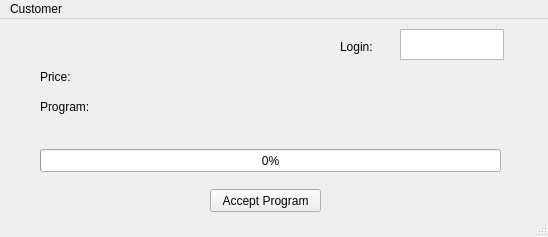
Above: SwashUI/swashuicustomer.ui from washichi/SWASH before the change. Below: the same form after it.
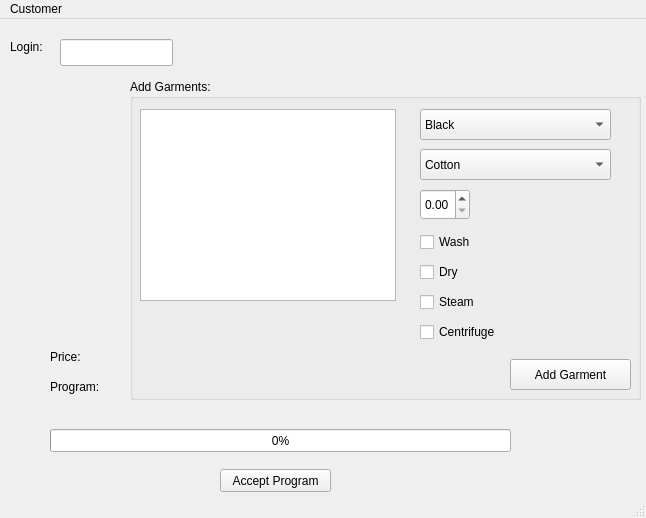
That is the form after the change.

Commit message: Fixed iterator functions in swashadmin and UI garment adding

Patch:
```diff
--- a/SwashUI/swashuicustomer.ui
+++ b/SwashUI/swashuicustomer.ui
@@ -6,8 +6,8 @@
    <rect>
     <x>0</x>
     <y>0</y>
-    <width>548</width>
-    <height>237</height>
+    <width>646</width>
+    <height>518</height>
    </rect>
   </property>
   <property name="windowTitle">
@@ -17,8 +17,8 @@
    <widget class="QLabel" name="label">
     <property name="geometry">
      <rect>
-      <x>40</x>
-      <y>50</y>
+      <x>50</x>
+      <y>330</y>
       <width>59</width>
       <height>15</height>
      </rect>
@@ -30,8 +30,8 @@
    <widget class="QPushButton" name="btnAccept">
     <property name="geometry">
      <rect>
-      <x>210</x>
-      <y>170</y>
+      <x>220</x>
+      <y>450</y>
       <width>111</width>
       <height>23</height>
      </rect>
@@ -43,8 +43,8 @@
    <widget class="QLabel" name="label_2">
     <property name="geometry">
      <rect>
-      <x>40</x>
-      <y>80</y>
+      <x>50</x>
+      <y>360</y>
       <width>59</width>
       <height>15</height>
      </rect>
@@ -56,8 +56,8 @@
    <widget class="QProgressBar" name="pbProgram">
     <property name="geometry">
      <rect>
-      <x>40</x>
-      <y>130</y>
+      <x>50</x>
+      <y>410</y>
       <width>461</width>
       <height>23</height>
      </rect>
@@ -69,7 +69,7 @@
    <widget class="QLabel" name="label_3">
     <property name="geometry">
      <rect>
-      <x>340</x>
+      <x>10</x>
       <y>20</y>
       <width>59</width>
       <height>15</height>
@@ -79,24 +79,192 @@
      <string>Login:</string>
     </property>
    </widget>
-   <widget class="QTextEdit" name="txtLogin">
+   <widget class="QLineEdit" name="txtLogin">
     <property name="geometry">
      <rect>
-      <x>400</x>
-      <y>10</y>
-      <width>104</width>
-      <height>31</height>
+      <x>60</x>
+      <y>20</y>
+      <width>113</width>
+      <height>27</height>
      </rect>
     </property>
    </widget>
+   <widget class="QGroupBox" name="groupBox">
+    <property name="geometry">
+     <rect>
+      <x>130</x>
+      <y>60</y>
+      <width>511</width>
+      <height>321</height>
+     </rect>
+    </property>
+    <property name="title">
+     <string>Add Garments:</string>
+    </property>
+    <widget class="QListWidget" name="listWidget_2">
+     <property name="geometry">
+      <rect>
+       <x>10</x>
+       <y>30</y>
+       <width>256</width>
+       <height>192</height>
+      </rect>
+     </property>
+    </widget>
+    <widget class="QComboBox" name="cmbColour">
+     <property name="geometry">
+      <rect>
+       <x>290</x>
+       <y>30</y>
+       <width>191</width>
+       <height>31</height>
+      </rect>
+     </property>
+     <item>
+      <property name="text">
+       <string>Black</string>
+      </property>
+     </item>
+     <item>
+      <property name="text">
+       <string>White</string>
+      </property>
+     </item>
+     <item>
+      <property name="text">
+       <string>Coloured</string>
+      </property>
+     </item>
+    </widget>
+    <widget class="QCheckBox" name="cbWash">
+     <property name="geometry">
+      <rect>
+       <x>290</x>
+       <y>150</y>
+       <width>100</width>
+       <height>26</height>
+      </rect>
+     </property>
+     <property name="text">
+      <string>Wash</string>
+     </property>
+    </widget>
+    <widget class="QCheckBox" name="cbDry">
+     <property name="geometry">
+      <rect>
+       <x>290</x>
+       <y>180</y>
+       <width>100</width>
+       <height>26</height>
+      </rect>
+     </property>
+     <property name="text">
+      <string>Dry</string>
+     </property>
+    </widget>
+    <widget class="QCheckBox" name="cbSteam">
+     <property name="geometry">
+      <rect>
+       <x>290</x>
+       <y>210</y>
+       <width>100</width>
+       <height>26</height>
+      </rect>
+     </property>
+     <property name="text">
+      <string>Steam</string>
+     </property>
+    </widget>
+    <widget class="QCheckBox" name="cbCentrifuge">
+     <property name="geometry">
+      <rect>
+       <x>290</x>
+       <y>240</y>
+       <width>100</width>
+       <height>26</height>
+      </rect>
+     </property>
+     <property name="text">
+      <string>Centrifuge</string>
+     </property>
+    </widget>
+    <widget class="QComboBox" name="cmbMaterial">
+     <property name="geometry">
+      <rect>
+       <x>290</x>
+       <y>70</y>
+       <width>191</width>
+       <height>31</height>
+      </rect>
+     </property>
+     <item>
+      <property name="text">
+       <string>Cotton</string>
+      </property>
+     </item>
+     <item>
+      <property name="text">
+       <string>Silk</string>
+      </property>
+     </item>
+     <item>
+      <property name="text">
+       <string>Wool</string>
+      </property>
+     </item>
+     <item>
+      <property name="text">
+       <string>Satin</string>
+      </property>
+     </item>
+     <item>
+      <property name="text">
+       <string>Nylon</string>
+      </property>
+     </item>
+     <item>
+      <property name="text">
+       <string>Linen</string>
+      </property>
+     </item>
+     <item>
+      <property name="text">
+       <string>Polyester</string>
+      </property>
+     </item>
+    </widget>
+    <widget class="QDoubleSpinBox" name="nmrWeight">
+     <property name="geometry">
+      <rect>
+       <x>290</x>
+       <y>110</y>
+       <width>50</width>
+       <height>31</height>
+      </rect>
+     </property>
+    </widget>
+    <widget class="QPushButton" name="btAddGarment">
+     <property name="geometry">
+      <rect>
+       <x>380</x>
+       <y>280</y>
+       <width>121</width>
+       <height>31</height>
+      </rect>
+     </property>
+     <property name="text">
+      <string>Add Garment</string>
+     </property>
+    </widget>
+   </widget>
   </widget>
   <widget class="QMenuBar" name="menubar">
    <property name="geometry">
     <rect>
      <x>0</x>
      <y>0</y>
-     <width>548</width>
-     <height>20</height>
+     <width>646</width>
+     <height>25</height>
     </rect>
    </property>
    <widget class="QMenu" name="menuCustomer">
```
The commit also changes 7 other files.
